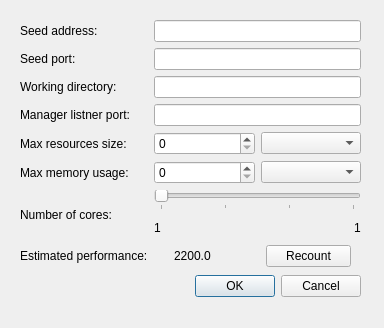
First picture: the form in poc/golemPy/examples/gnr/ui/ConfigurationDialog.ui, repository golemfactory/clay, before the edit.
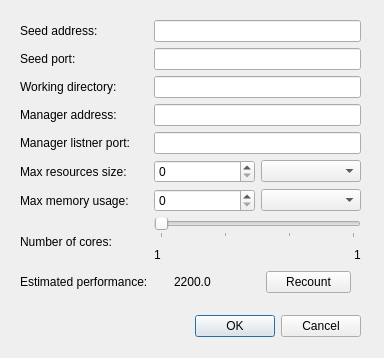
Second picture: the form after the edit.

The edit to the form file:
```diff
--- a/poc/golemPy/examples/gnr/ui/ConfigurationDialog.ui
+++ b/poc/golemPy/examples/gnr/ui/ConfigurationDialog.ui
@@ -7,7 +7,7 @@
     <x>0</x>
     <y>0</y>
     <width>384</width>
-    <height>328</height>
+    <height>358</height>
    </rect>
   </property>
   <property name="windowTitle">
@@ -17,7 +17,7 @@
    <property name="geometry">
     <rect>
      <x>20</x>
-     <y>270</y>
+     <y>310</y>
      <width>341</width>
      <height>32</height>
     </rect>
@@ -38,27 +38,27 @@
      <x>20</x>
      <y>20</y>
      <width>341</width>
-     <height>247</height>
+     <height>273</height>
     </rect>
    </property>
    <layout class="QGridLayout" name="gridLayout">
     <item row="7" column="0">
-     <widget class="QLabel" name="label_4">
-      <property name="text">
-       <string>Estimated performance:</string>
-      </property>
-     </widget>
-    </item>
-    <item row="2" column="1">
-     <widget class="QLineEdit" name="workingDirectoryLineEdit"/>
-    </item>
-    <item row="6" column="0">
      <widget class="QLabel" name="label_7">
       <property name="text">
        <string>Number of cores:</string>
       </property>
      </widget>
     </item>
+    <item row="2" column="1">
+     <widget class="QLineEdit" name="workingDirectoryLineEdit"/>
+    </item>
+    <item row="8" column="0">
+     <widget class="QLabel" name="label_4">
+      <property name="text">
+       <string>Estimated performance:</string>
+      </property>
+     </widget>
+    </item>
     <item row="0" column="0">
      <widget class="QLabel" name="label">
       <property name="text">
@@ -66,7 +66,7 @@
       </property>
      </widget>
     </item>
-    <item row="7" column="1">
+    <item row="8" column="1">
      <layout class="QHBoxLayout" name="horizontalLayout">
       <property name="leftMargin">
        <number>20</number>
@@ -90,7 +90,7 @@
       </item>
      </layout>
     </item>
-    <item row="6" column="1">
+    <item row="7" column="1">
      <layout class="QVBoxLayout" name="verticalLayout">
       <item>
        <widget class="QSlider" name="numCoresSlider">
@@ -160,7 +160,7 @@
       </property>
      </widget>
     </item>
-    <item row="3" column="0">
+    <item row="4" column="0">
      <widget class="QLabel" name="label_6">
       <property name="text">
        <string>Manager listner port:</string>
@@ -177,17 +177,17 @@
       </property>
      </widget>
     </item>
-    <item row="3" column="1">
+    <item row="4" column="1">
      <widget class="QLineEdit" name="managerPortLineEdit"/>
     </item>
-    <item row="4" column="0">
+    <item row="5" column="0">
      <widget class="QLabel" name="label_5">
       <property name="text">
        <string>Max resources size:</string>
       </property>
      </widget>
     </item>
-    <item row="4" column="1">
+    <item row="5" column="1">
      <layout class="QHBoxLayout" name="horizontalLayout_3">
       <item>
        <widget class="QSpinBox" name="maxResourceSizeSpinBox">
@@ -201,7 +201,7 @@
       </item>
      </layout>
     </item>
-    <item row="5" column="0">
+    <item row="6" column="0">
      <layout class="QVBoxLayout" name="verticalLayout_2">
       <item>
        <widget class="QLabel" name="label_8">
@@ -212,7 +212,7 @@
       </item>
      </layout>
     </item>
-    <item row="5" column="1">
+    <item row="6" column="1">
      <layout class="QHBoxLayout" name="horizontalLayout_4">
       <item>
        <widget class="QSpinBox" name="maxMemoryUsageSpinBox">
@@ -226,6 +226,16 @@
       </item>
      </layout>
     </item>
+    <item row="3" column="0">
+     <widget class="QLabel" name="label_9">
+      <property name="text">
+       <string>Manager address:</string>
+      </property>
+     </widget>
+    </item>
+    <item row="3" column="1">
+     <widget class="QLineEdit" name="managerAddressLineEdit"/>
+    </item>
    </layout>
   </widget>
  </widget>
```
Left out of the diff: 6 changed lines with no effect on the pictures.
